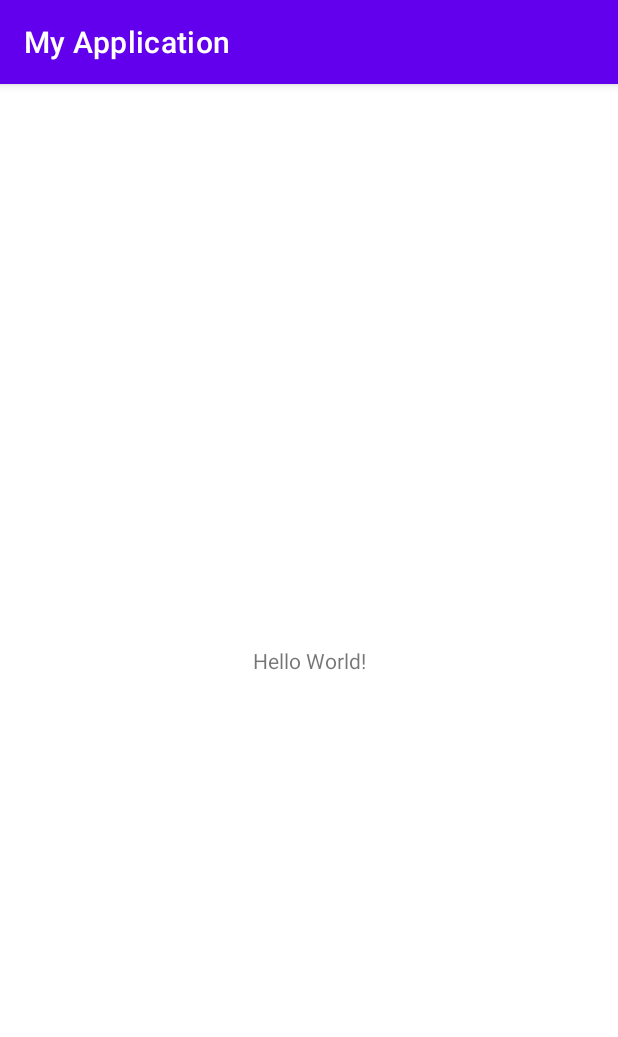
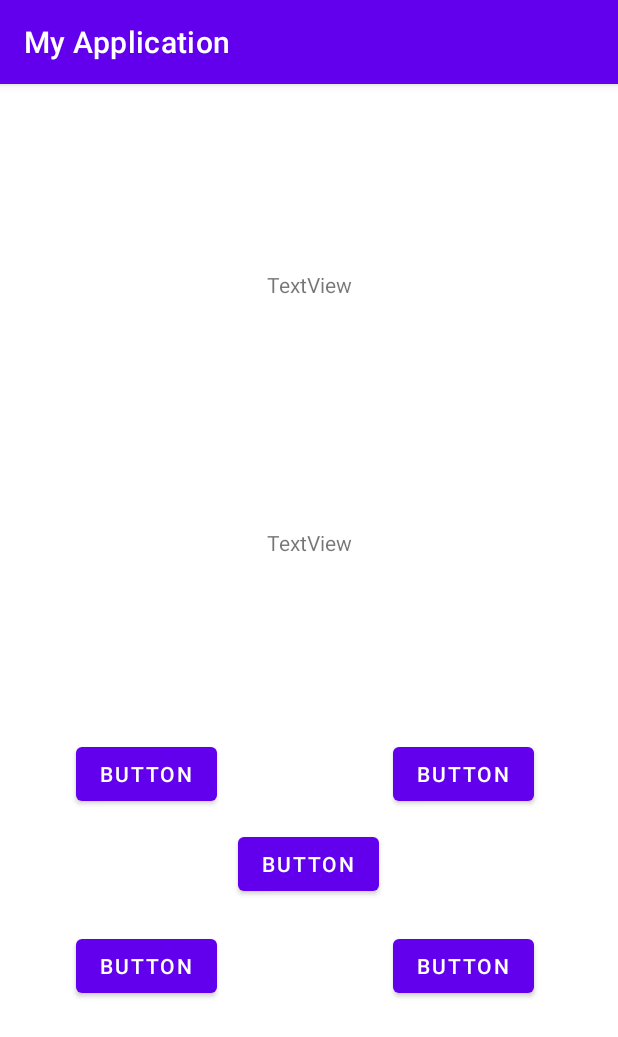
Before and after one commit to Dreufter/MobileApps, an Android app: the screen it shows after launch (MainActivity), on a phone screen of 412 x 824 dp. Shown: the top 1037 px of the screen. Run offline under Robolectric (Android 15) with nearby library versions, the phone set to English and light mode, and no system bars.

Commit message:
#update Structure designed for activity_main.xml

```diff
--- a/RPSLS/app/src/main/java/com/example/myapplication/MainActivity.java
+++ b/RPSLS/app/src/main/java/com/example/myapplication/MainActivity.java
@@ -3,12 +3,38 @@ package com.example.myapplication;
 import androidx.appcompat.app.AppCompatActivity;
 
 import android.os.Bundle;
+import android.view.View;
 
-public class MainActivity extends AppCompatActivity {
+public class MainActivity extends AppCompatActivity implements View.OnClickListener {
 
     @Override
     protected void onCreate(Bundle savedInstanceState) {
         super.onCreate(savedInstanceState);
         setContentView(R.layout.activity_main);
     }
+
+    @Override
+    public void onClick(View view) {
+        switch (view.getId()){
+            case R.id.button:
+
+                break;
+
+            case R.id.button2:
+
+                break;
+
+            case R.id.button3:
+
+                break;
+
+            case R.id.button4:
+
+                break;
+
+            case R.id.button5:
+
+                break;
+        }
+    }
 }
--- a/RPSLS/app/src/main/res/layout/activity_main.xml
+++ b/RPSLS/app/src/main/res/layout/activity_main.xml
@@ -6,13 +6,81 @@
     android:layout_height="match_parent"
     tools:context=".MainActivity">
 
-    <TextView
+    <Button
+        android:id="@+id/button"
         android:layout_width="wrap_content"
         android:layout_height="wrap_content"
-        android:text="Hello World!"
+        android:layout_marginBottom="284dp"
+        android:text="Button"
         app:layout_constraintBottom_toBottomOf="parent"
         app:layout_constraintEnd_toEndOf="parent"
-        app:layout_constraintStart_toStartOf="parent"
-        app:layout_constraintTop_toTopOf="parent" />
+        app:layout_constraintHorizontal_bias="0.16"
+        app:layout_constraintStart_toStartOf="parent" />
+
+    <Button
+        android:id="@+id/button2"
+        android:layout_width="wrap_content"
+        android:layout_height="wrap_content"
+        android:layout_marginBottom="284dp"
+        android:text="Button"
+        app:layout_constraintBottom_toBottomOf="parent"
+        app:layout_constraintEnd_toEndOf="parent"
+        app:layout_constraintHorizontal_bias="0.823"
+        app:layout_constraintStart_toStartOf="parent" />
+
+    <Button
+        android:id="@+id/button3"
+        android:layout_width="wrap_content"
+        android:layout_height="wrap_content"
+        android:layout_marginBottom="224dp"
+        android:text="Button"
+        app:layout_constraintBottom_toBottomOf="parent"
+        app:layout_constraintEnd_toEndOf="parent"
+        app:layout_constraintHorizontal_bias="0.498"
+        app:layout_constraintStart_toStartOf="parent" />
+
+    <Button
+        android:id="@+id/button4"
+        android:layout_width="wrap_content"
+        android:layout_height="wrap_content"
+        android:layout_marginBottom="156dp"
+        android:text="Button"
+        app:layout_constraintBottom_toBottomOf="parent"
+        app:layout_constraintEnd_toEndOf="parent"
+        app:layout_constraintHorizontal_bias="0.16"
+        app:layout_constraintStart_toStartOf="parent" />
+
+    <Button
+        android:id="@+id/button5"
+        android:layout_width="wrap_content"
+        android:layout_height="wrap_content"
+        android:layout_marginBottom="156dp"
+        android:text="Button"
+        app:layout_constraintBottom_toBottomOf="parent"
+        app:layout_constraintEnd_toEndOf="parent"
+        app:layout_constraintHorizontal_bias="0.823"
+        app:layout_constraintStart_toStartOf="parent" />
+
+    <TextView
+        android:id="@+id/textView"
+        android:layout_width="249dp"
+        android:layout_height="132dp"
+        android:layout_marginBottom="396dp"
+        android:text="TextView"
+        android:gravity="center"
+        app:layout_constraintBottom_toBottomOf="parent"
+        app:layout_constraintEnd_toEndOf="parent"
+        app:layout_constraintStart_toStartOf="parent" />
+
+    <TextView
+        android:id="@+id/textView2"
+        android:layout_width="249dp"
+        android:layout_height="132dp"
+        android:layout_marginBottom="568dp"
+        android:text="TextView"
+        android:gravity="center"
+        app:layout_constraintBottom_toBottomOf="parent"
+        app:layout_constraintEnd_toEndOf="parent"
+        app:layout_constraintStart_toStartOf="parent" />
 
 </androidx.constraintlayout.widget.ConstraintLayout>
```
